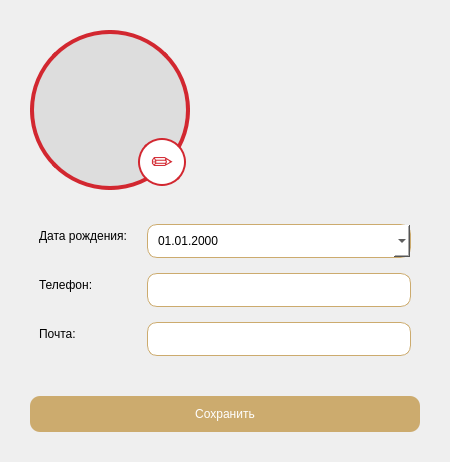
Qt form ui/profile/edit_profile.ui (lerakaplich/TaskPlanner2) before a commit.
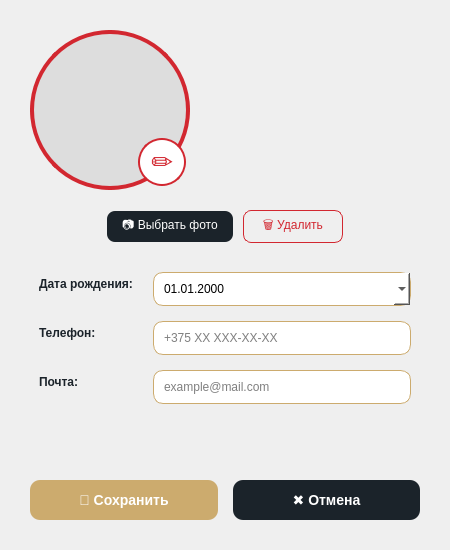
The same form after that commit.

```diff
--- a/ui/profile/edit_profile.ui
+++ b/ui/profile/edit_profile.ui
@@ -7,7 +7,7 @@
     <x>0</x>
     <y>0</y>
     <width>450</width>
-    <height>462</height>
+    <height>550</height>
    </rect>
   </property>
   <property name="windowTitle">
@@ -18,7 +18,7 @@
   </property>
   <layout class="QVBoxLayout" name="verticalLayout">
    <property name="spacing">
-    <number>25</number>
+    <number>20</number>
    </property>
    <property name="leftMargin">
     <number>30</number>
@@ -102,6 +102,83 @@
      </layout>
     </widget>
    </item>
+
+   <!-- КНОПКИ УПРАВЛЕНИЯ ФОТО -->
+   <item>
+    <layout class="QHBoxLayout" name="photoButtonsLayout">
+     <property name="spacing">
+      <number>10</number>
+     </property>
+     <property name="alignment">
+      <set>Qt::AlignmentFlag::AlignCenter</set>
+     </property>
+     <item>
+      <widget class="QPushButton" name="btnEditPhotoLabel">
+       <property name="minimumSize">
+        <size>
+         <width>120</width>
+         <height>30</height>
+        </size>
+       </property>
+       <property name="styleSheet">
+        <string notr="true">
+         QPushButton {
+             background-color: #1B232A;
+             color: white;
+             border-radius: 8px;
+             border: none;
+             font-size: 12px;
+             padding: 5px 15px;
+         }
+         QPushButton:hover {
+             background-color: #333333;
+         }
+         QPushButton:pressed {
+             background-color: #000000;
+         }
+        </string>
+       </property>
+       <property name="text">
+        <string>📷 Выбрать фото</string>
+       </property>
+      </widget>
+     </item>
+     <item>
+      <widget class="QPushButton" name="btnDeletePhoto">
+       <property name="minimumSize">
+        <size>
+         <width>100</width>
+         <height>30</height>
+        </size>
+       </property>
+       <property name="styleSheet">
+        <string notr="true">
+         QPushButton {
+             background-color: transparent;
+             color: #D22730;
+             border: 1px solid #D22730;
+             border-radius: 8px;
+             font-size: 12px;
+             padding: 5px 15px;
+         }
+         QPushButton:hover {
+             background-color: #D22730;
+             color: white;
+         }
+         QPushButton:pressed {
+             background-color: #a01a24;
+         }
+        </string>
+       </property>
+       <property name="text">
+        <string>🗑 Удалить</string>
+       </property>
+      </widget>
+     </item>
+    </layout>
+   </item>
+
+   <!-- ФОРМА -->
    <item>
     <widget class="QFrame" name="formFrame">
      <layout class="QFormLayout" name="formLayout">
@@ -116,6 +193,9 @@
         <property name="text">
          <string>Дата рождения:</string>
         </property>
+        <property name="styleSheet">
+         <string>font-weight: bold; color: #1B232A;</string>
+        </property>
        </widget>
       </item>
       <item row="0" column="1">
@@ -132,28 +212,40 @@
        </widget>
       </item>
       <item row="1" column="0">
-       <widget class="QLabel" name="label">
+       <widget class="QLabel" name="labelPhone">
         <property name="text">
          <string>Телефон:</string>
         </property>
+        <property name="styleSheet">
+         <string>font-weight: bold; color: #1B232A;</string>
+        </property>
        </widget>
       </item>
       <item row="1" column="1">
        <widget class="QLineEdit" name="lineEditPhone">
+        <property name="placeholderText">
+         <string>+375 XX XXX-XX-XX</string>
+        </property>
         <property name="styleSheet">
          <string notr="true">QLineEdit { border-radius: 10px; border: 1px solid #ccab6e; padding: 8px; background: white; }</string>
         </property>
        </widget>
       </item>
       <item row="2" column="0">
-       <widget class="QLabel" name="label">
+       <widget class="QLabel" name="labelEmail">
         <property name="text">
          <string>Почта:</string>
         </property>
+        <property name="styleSheet">
+         <string>font-weight: bold; color: #1B232A;</string>
+        </property>
        </widget>
       </item>
       <item row="2" column="1">
        <widget class="QLineEdit" name="lineEditEmail">
+        <property name="placeholderText">
+         <string>example@mail.com</string>
+        </property>
         <property name="styleSheet">
          <string notr="true">QLineEdit { border-radius: 10px; border: 1px solid #ccab6e; padding: 8px; background: white; }</string>
         </property>
@@ -163,31 +255,88 @@
     </widget>
    </item>
    <item>
-    <widget class="QPushButton" name="btnSave">
-     <property name="minimumSize">
+    <spacer name="verticalSpacer">
+     <property name="orientation">
+      <enum>Qt::Orientation::Vertical</enum>
+     </property>
+     <property name="sizeHint" stdset="0">
       <size>
-       <width>0</width>
-       <height>36</height>
+       <width>20</width>
+       <height>10</height>
       </size>
      </property>
-     <property name="styleSheet">
-      <string notr="true">QPushButton {
+    </spacer>
+   </item>
+
+   <!-- КНОПКИ ДЕЙСТВИЙ -->
+   <item>
+    <layout class="QHBoxLayout" name="buttonsLayout">
+     <property name="spacing">
+      <number>15</number>
+     </property>
+     <item>
+      <widget class="QPushButton" name="btnSave">
+       <property name="minimumSize">
+        <size>
+         <width>0</width>
+         <height>40</height>
+        </size>
+       </property>
+       <property name="styleSheet">
+        <string notr="true">
+         QPushButton {
              background-color: #ccab6e;
              color: white;
              border-radius: 10px;
              border: none;
-           }
-           QPushButton:hover {
+             font-weight: bold;
+             font-size: 14px;
+         }
+         QPushButton:hover {
              background-color: #998664;
            }
            QPushButton:pressed {
              background-color: #7a6a50;
-           }</string>
-     </property>
-     <property name="text">
-      <string>Сохранить</string>
-     </property>
-    </widget>
+         }
+        </string>
+       </property>
+       <property name="text">
+        <string>💾 Сохранить</string>
+       </property>
+      </widget>
+     </item>
+     <item>
+      <widget class="QPushButton" name="btnCancel">
+       <property name="minimumSize">
+        <size>
+         <width>0</width>
+         <height>40</height>
+        </size>
+       </property>
+       <property name="styleSheet">
+        <string notr="true">
+         QPushButton {
+             background-color: #1B232A;
+             color: white;
+             border-radius: 10px;
+             border: none;
+             font-weight: bold;
+             font-size: 14px;
+         }
+         QPushButton:hover {
+             background-color: #333333;
+         }
+         QPushButton:pressed {
+             background-color: #000000;
+         }
+        </string>
+       </property>
+       <property name="text">
+        <string>✖ Отмена</string>
+       </property>
+      </widget>
+     </item>
+    </layout>
    </item>
   </layout>
  </widget>
```
Left out of the diff: 9 changed lines with no effect on the pictures.
